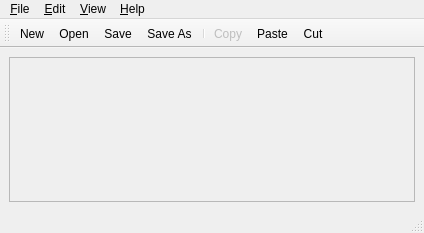
This is mainwindow.ui in lukmi15/M3ImageManipulator as Qt 5 draws it before an edit. The edited form follows.
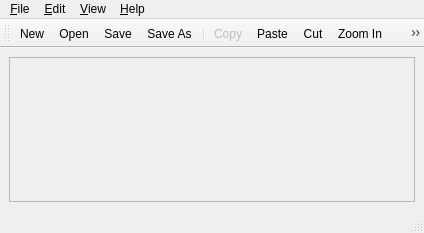
This is the edited form. Icons and pictures are not drawn.

What changed in the file:
```diff
--- a/mainwindow.ui
+++ b/mainwindow.ui
@@ -117,6 +117,10 @@
 				<addaction name="actionCopy"/>
 				<addaction name="actionPaste"/>
 				<addaction name="actionCut"/>
+				<addaction name="actionZoomIn"/>
+				<addaction name="actionZoomOut"/>
+				<addaction name="actionZoomFit"/>
+				<addaction name="actionZoomOriginal"/>
 			</widget>
 			<action name="actionNew">
 				<property name="icon">
```
Left out of the diff: 15 changed lines with no effect on the pictures.
